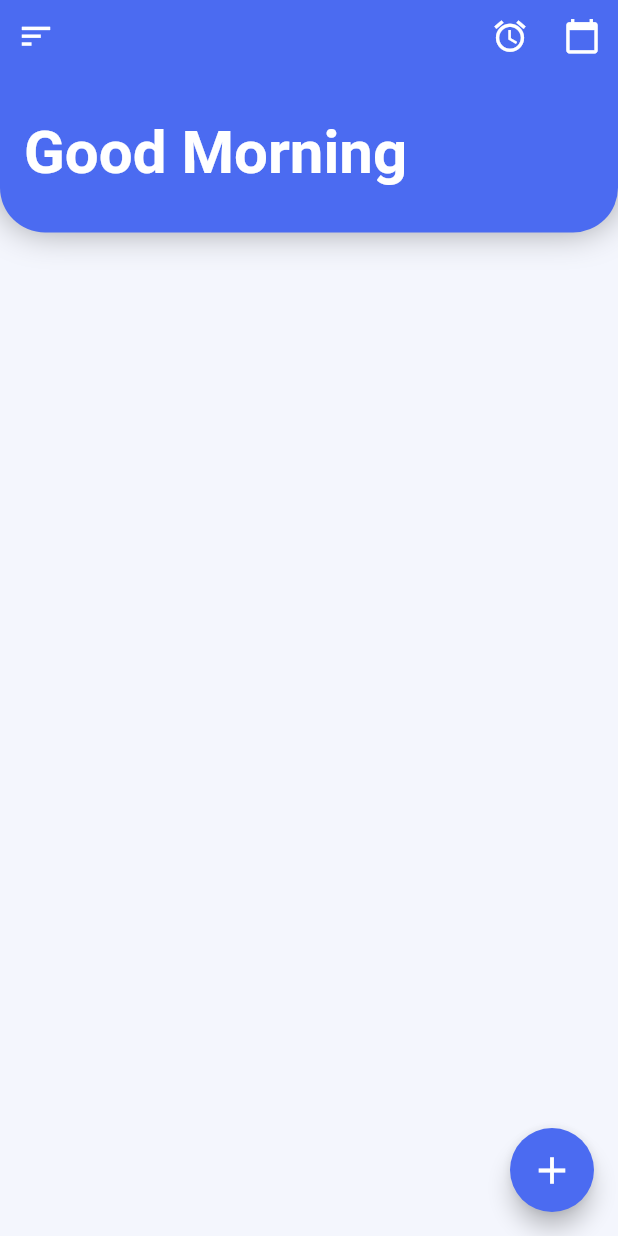
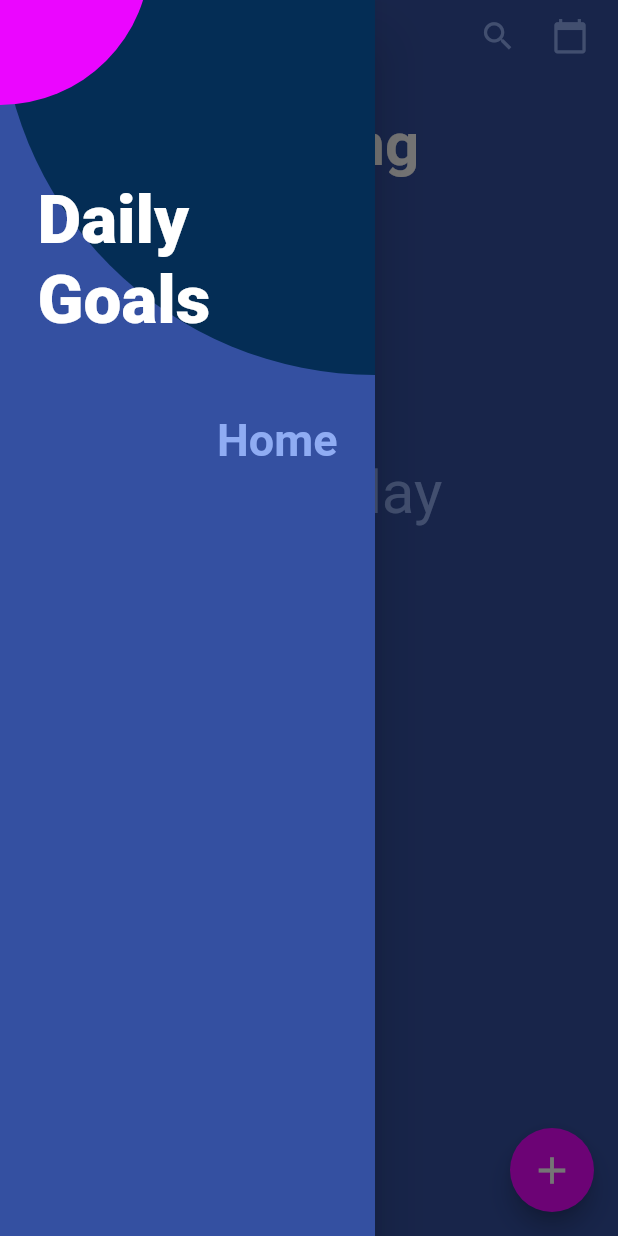
Before and after one commit to JordiiVidal/daily-goals-flutter, a Flutter app: the screen it shows after launch, with the side drawer open (before the commit the screen has no drawer), on a phone screen of 412 x 824 dp. Run offline on Flutter 3.47's test engine with Material 2 defaults, Android fonts, the phone set to English and light mode, and no system bars; our stand-ins replace chips_choice, flutter_slidable, google_fonts, sqflite, table_calendar; accounts and stored records are empty.

Commit message:
search delegate & adding theme colors

```diff
--- a/lib/domain/models/goal_model.dart
+++ b/lib/domain/models/goal_model.dart
@@ -35,6 +35,10 @@ class GoalModel {
           },
         ),
       );
+  factory GoalModel.fromTask(TaskModel task, String date) => GoalModel(
+        date: date,
+        idTask: task.id,
+      );
 
   Map<String, dynamic> toJson() => {
         "id": id,
--- a/lib/main.dart
+++ b/lib/main.dart
@@ -13,7 +13,6 @@ import 'domain/repositories/goal_repository.dart';
 import 'domain/repositories/task_respository.dart';
 
 import 'presentation/providers/goal_providert.dart';
-import 'presentation/screens/task_list_screen.dart';
 
 void main() async {
   runApp(MyApp());
@@ -45,11 +44,10 @@ class MyApp extends StatelessWidget {
       child: MaterialApp(
         debugShowCheckedModeBanner: false,
         title: 'Daily Goals',
-        theme: lightTheme,
+        theme: darkTheme,
         initialRoute: AppRoutes.home,
         routes: {
           AppRoutes.home: (_) => HomeScreen(),
-          AppRoutes.tasks: (_) => TaskListScreen(),
           AppRoutes.createTask: (_) => CreateTaskScreen(),
         },
       ),
--- a/lib/presentation/providers/goal_providert.dart
+++ b/lib/presentation/providers/goal_providert.dart
@@ -12,13 +12,12 @@ class GoalProvider extends ChangeNotifier {
   String _selectedDate = DateFormat("yyyy-MM-dd").format(DateTime.now());
   bool _isLoading = true;
 
-  ///TODO VALUE NOTIFIER
-
   List<GoalModel> get goalsDate => _goalsDate;
   DateTime get selectedDate => DateTime.parse(_selectedDate);
   String get selectedDateString => _selectedDate;
   String get selectedDateText =>
       DateFormat.yMMMMd().format(DateTime.parse(_selectedDate));
+
   bool get isLoading => _isLoading;
 
   Future<void> changeSelectedDate(DateTime selected) async {
--- a/lib/presentation/providers/task_provider.dart
+++ b/lib/presentation/providers/task_provider.dart
@@ -20,7 +20,7 @@ class TaskProvider extends ChangeNotifier {
     notifyListeners();
   }
 
-  void createTask(TaskModel task) async {
+  Future<void> createTask(TaskModel task) async {
     _isLoading = true;
     await taskRepositoryInterface.createTask(task);
     await loadTasks();
--- a/lib/presentation/screens/create_task_screen.dart
+++ b/lib/presentation/screens/create_task_screen.dart
@@ -7,10 +7,7 @@ class CreateTaskScreen extends StatelessWidget {
   Widget build(BuildContext context) {
     return Scaffold(
       body: SafeArea(
-        child: Padding(
-          padding: const EdgeInsets.all(16.0),
-          child: FormCreateTask(),
-        ),
+        child: FormCreateTask(),
       ),
     );
   }
--- a/lib/presentation/screens/home_screen.dart
+++ b/lib/presentation/screens/home_screen.dart
@@ -1,43 +1,106 @@
+import 'package:daily_goals/presentation/theme.dart';
+import 'package:daily_goals/presentation/widgets/custom_drawer.dart';
 import 'package:flutter/material.dart';
 import 'package:provider/provider.dart';
 
 import 'package:daily_goals/presentation/providers/goal_providert.dart';
 import 'package:daily_goals/presentation/routes/app_routes.dart';
-import 'package:daily_goals/presentation/widgets/bottom_sheet_calendar.dart';
-import 'package:daily_goals/presentation/widgets/home_app_bar.dart';
+import 'package:daily_goals/presentation/widgets/app_bar_home.dart';
 import 'package:daily_goals/presentation/widgets/goal_item_list.dart';
 
 class HomeScreen extends StatelessWidget {
+  const HomeScreen();
+
+  String timeOfDay() {
+    var timeNow = DateTime.now().hour;
+    if (timeNow <= 12) {
+      return 'Good Morning';
+    } else if ((timeNow > 12) && (timeNow <= 16)) {
+      return 'Good Afternoon';
+    } else if ((timeNow > 16) && (timeNow < 20)) {
+      return 'Good Evening';
+    } else {
+      return 'Good Night';
+    }
+  }
+
   @override
   Widget build(BuildContext context) {
     final goalProvider = context.watch<GoalProvider>();
     return Scaffold(
-      backgroundColor: Color(0xffF4F6FD),
-      body: Column(
+      drawer: CustomDrawer(),
+      body: Padding(
+        padding: const EdgeInsets.symmetric(horizontal: 8.0),
+        child: Column(
           crossAxisAlignment: CrossAxisAlignment.start,
           mainAxisAlignment: MainAxisAlignment.start,
           children: [
+            AppBarHome(),
             Container(
-            child: HomeAppBar(),
+              padding: EdgeInsets.symmetric(
+                vertical: 25,
+                horizontal: 16,
+              ),
+              child: Column(
+                crossAxisAlignment: CrossAxisAlignment.start,
+                children: [
+                  Text(
+                    timeOfDay(),
+                    textAlign: TextAlign.start,
+                    style: TextStyle(
+                        fontSize: 40,
+                        fontWeight: FontWeight.bold,
+                        color: AppColors.primaryTextColor),
+                  ),
+                  Text(
+                    goalProvider.selectedDateText,
+                    style: TextStyle(color: AppColors.secondaryTextColor),
+                  ),
+                ],
+              ),
             ),
             Expanded(
-            child: ListView.builder(
+              child: Padding(
+                padding: const EdgeInsets.symmetric(horizontal: 10.0),
+                child: (goalProvider.goalsDate.isNotEmpty)
+                    ? ListView.builder(
+                        padding: const EdgeInsets.only(top: 8),
                         physics: BouncingScrollPhysics(),
                         itemCount: goalProvider.goalsDate.length,
                         itemBuilder: (_, i) {
                           return GoalItemList(
                             goal: goalProvider.goalsDate[i],
                             isFirst: i == 0 ? true : false,
-                    isLast:
-                        i == goalProvider.goalsDate.length - 1 ? true : false,
+                            isLast: i == goalProvider.goalsDate.length - 1
+                                ? true
+                                : false,
                           );
-                }),
+                        },
+                      )
+                    : Center(
+                        child: Column(
+                          children: [
+                            SizedBox(
+                              height: 50,
+                            ),
+                            Text(
+                              'Hey\nyou are\nfree today',
+                              style: TextStyle(
+                                color: AppColors.secondaryTextColor,
+                                fontSize: 40,
+                              ),
                             ),
                           ],
                         ),
+                      ),
+              ),
+            ),
+          ],
+        ),
+      ),
       floatingActionButton: FloatingActionButton(
         elevation: 6,
-        onPressed: () => Navigator.pushNamed(context, AppRoutes.tasks),
+        onPressed: () => Navigator.pushNamed(context, AppRoutes.createTask),
         child: const Icon(
           Icons.add,
           size: 30,
--- a/lib/presentation/theme.dart
+++ b/lib/presentation/theme.dart
@@ -2,21 +2,30 @@ import 'package:flutter/material.dart';
 import 'package:google_fonts/google_fonts.dart';
 
 class AppColors {
-  static final white = Color(0XFFffffff);
-  static final lightGrey = Color(0XFFfbfbfb);
-  static final black = Color(0XFF2a2a2a);
-  static final primaryColor = Color(0xff4b6bf1);
-  static final secondaryColor = Color(0xffdbe2f9);
+  static final primaryColor = Color(0XFF042d55);
+  static final secondaryColor = Color(0XFF3450a1);
+  static final accentColor = Color(0XFFeb06ff);
+  static final secondaryAccentColor = Color(0XFF2dff06);
+  static final primaryTextColor = Color(0XFFFFFFFF);
+  static final secondaryTextColor = Color(0XFF8facf3);
+  static final accentTextColor = Color(0XFFa33751);
 }
 
-final lightTheme = ThemeData(
+final darkTheme = ThemeData(
+  scaffoldBackgroundColor: AppColors.secondaryColor,
+  primaryColor: AppColors.primaryColor,
+  buttonColor: AppColors.primaryColor,
   textTheme: GoogleFonts.robotoTextTheme().apply(
-    bodyColor: AppColors.black,
+    bodyColor: AppColors.primaryTextColor,
   ),
+  backgroundColor: AppColors.secondaryColor,
   buttonTheme: ButtonThemeData(
-    buttonColor: AppColors.black,
+    buttonColor: AppColors.accentColor,
+  ),
+  iconTheme: IconThemeData(
+    color: AppColors.secondaryTextColor,
   ),
   floatingActionButtonTheme: FloatingActionButtonThemeData(
-    backgroundColor: AppColors.primaryColor,
+    backgroundColor: AppColors.accentColor,
   ),
 );
--- /dev/null
+++ b/lib/presentation/widgets/app_bar_home.dart
@@ -0,0 +1,74 @@
+import 'package:flutter/material.dart';
+
+import 'package:daily_goals/presentation/widgets/bottom_sheet_calendar.dart';
+import 'package:daily_goals/presentation/widgets/task_search_delegate.dart';
+
+class AppBarHome extends StatelessWidget {
+  const AppBarHome({Key key}) : super(key: key);
+
+  void _showModalBottomSheetCalendar(BuildContext context) {
+    showModalBottomSheet(
+      context: context,
+      elevation: 3,
+      shape: RoundedRectangleBorder(
+        borderRadius: BorderRadius.only(
+          topRight: Radius.circular(30),
+          topLeft: Radius.circular(30),
+        ),
+      ),
+      builder: (context) {
+        return BottomSheetCalendar();
+      },
+    );
+  }
+
+  @override
+  Widget build(BuildContext context) {
+    final double _statusBarHeight = MediaQuery.of(context).padding.top;
+    return Container(
+      padding: EdgeInsets.only(top: _statusBarHeight),
+      decoration: BoxDecoration(
+        borderRadius: BorderRadius.only(
+          bottomLeft: Radius.circular(30),
+          bottomRight: Radius.circular(30),
+        ),
+      ),
+      child: Row(
+        mainAxisAlignment: MainAxisAlignment.start,
+        children: [
+          IconButton(
+            icon: Icon(
+              Icons.sort,
+              size: 28,
+            ),
+            onPressed: () => Scaffold.of(context).openDrawer(),
+          ),
+          Expanded(
+            child: Row(
+              mainAxisAlignment: MainAxisAlignment.end,
+              children: [
+                IconButton(
+                  icon: Icon(
+                    Icons.search,
+                    size: 25,
+                  ),
+                  onPressed: () => showSearch(
+                    context: context,
+                    delegate: TaskSearchDelegate(),
+                  ),
+                ),
+                IconButton(
+                  icon: Icon(
+                    Icons.calendar_today,
+                    size: 25,
+                  ),
+                  onPressed: () => _showModalBottomSheetCalendar(context),
+                ),
+              ],
+            ),
+          )
+        ],
+      ),
+    );
+  }
+}
--- a/lib/presentation/widgets/back_button.dart
+++ b/lib/presentation/widgets/back_button.dart
@@ -6,8 +6,8 @@ class TopBackButton extends StatelessWidget {
   @override
   Widget build(BuildContext context) {
     return Positioned(
-      right: 0,
-      top: 0,
+      right:30,
+      top: 30,
       child: FloatingActionButton(
         mini: true,
         elevation: 3,
--- /dev/null
+++ b/lib/presentation/widgets/custom_drawer.dart
@@ -0,0 +1,93 @@
+import 'dart:math';
+
+import 'package:daily_goals/presentation/theme.dart';
+import 'package:flutter/material.dart';
+
+class CustomDrawer extends StatelessWidget {
+  const CustomDrawer({Key key}) : super(key: key);
+
+  @override
+  Widget build(BuildContext context) {
+    return SizedBox(
+      width: 250.0,
+      child: Drawer(
+        child: Container(
+          color: AppColors.secondaryColor,
+          child: Stack(
+            children: <Widget>[
+              _backgroundDrawer(),
+              Padding(
+                padding: const EdgeInsets.symmetric(
+                    vertical: 120.0, horizontal: 25.0),
+                child: Column(
+                  crossAxisAlignment: CrossAxisAlignment.end,
+                  children: <Widget>[
+                    Text(
+                      'Daily Goals',
+                      style: TextStyle(
+                        fontWeight: FontWeight.w800,
+                        fontSize: 45,
+                      ),
+                    ),
+                    SizedBox(
+                      height: 50.0,
+                    ),
+                    Text(
+                      'Home',
+                      style: TextStyle(
+                        fontWeight: FontWeight.w600,
+                        color: AppColors.secondaryTextColor,
+                        fontSize: 30,
+                      ),
+                    ),
+                    SizedBox(
+                      height: 20.0,
+                    ),
+                  ],
+                ),
+              ),
+            ],
+          ),
+        ),
+      ),
+    );
+  }
+
+  Widget _backgroundDrawer() {
+    return Stack(
+      children: <Widget>[
+        Positioned(
+          top: -100,
+          child: Container(
+            height: 350,
+            width: 250,
+            decoration: BoxDecoration(
+              color: AppColors.primaryColor,
+              borderRadius: BorderRadius.only(
+                bottomLeft: Radius.circular(250.0),
+              ),
+            ),
+          ),
+        ),
+        Positioned(
+          top: -80.0,
+          left: -50.0,
+          child: Transform.rotate(
+            angle: -pi / 2.0,
+            child: Container(
+              height: 100,
+              width: 200,
+              decoration: BoxDecoration(
+                color: AppColors.accentColor,
+                borderRadius: BorderRadius.only(
+                  bottomRight: Radius.circular(200.0),
+                  bottomLeft: Radius.circular(200.0),
+                ),
+              ),
+            ),
+          ),
+        ),
+      ],
+    );
+  }
+}
--- a/lib/presentation/widgets/home_app_bar.dart
+++ /dev/null
@@ -1,104 +0,0 @@
-import 'package:flutter/material.dart';
-
-import 'package:daily_goals/presentation/theme.dart';
-import 'package:daily_goals/presentation/widgets/bottom_sheet_calendar.dart';
-
-class HomeAppBar extends StatelessWidget {
-  const HomeAppBar({Key key}) : super(key: key);
-
-  void _showModalBottomSheetCalendar(BuildContext context) {
-    showModalBottomSheet(
-      context: context,
-      elevation: 3,
-      shape: RoundedRectangleBorder(
-        borderRadius: BorderRadius.only(
-          topRight: Radius.circular(30),
-          topLeft: Radius.circular(30),
-        ),
-      ),
-      builder: (context) {
-        return BottomSheetCalendar();
-      },
-    );
-  }
-
-  @override
-  Widget build(BuildContext context) {
-    final double _statusBarHeight = MediaQuery.of(context).padding.top;
-    return Container(
-      padding: EdgeInsets.only(top: _statusBarHeight),
-      decoration: BoxDecoration(
-        color: Color(0xff4b6bf1),
-        borderRadius: BorderRadius.only(
-          bottomLeft: Radius.circular(30),
-          bottomRight: Radius.circular(30),
-        ),
-        boxShadow: [
-          BoxShadow(
-            blurRadius: 20,
-            color: Colors.black38,
-            offset: Offset(0, -2),
-          )
-        ],
-      ),
-      child: Column(
-        crossAxisAlignment: CrossAxisAlignment.start,
-        children: [
-          Container(
-            child: Row(
-              mainAxisAlignment: MainAxisAlignment.start,
-              children: [
-                IconButton(
-                  icon: Icon(
-                    Icons.sort,
-                    color: AppColors.white,
-                    size: 25,
-                  ),
-                  onPressed: () => null,
-                ),
-                Expanded(
-                  child: Row(
-                    mainAxisAlignment: MainAxisAlignment.end,
-                    children: [
-                      IconButton(
-                        icon: Icon(
-                          Icons.alarm,
-                          color: AppColors.white,
-                          size: 25,
-                        ),
-                        onPressed: () => null,
-                      ),
-                      IconButton(
-                        icon: Icon(
-                          Icons.calendar_today,
-                          color: AppColors.white,
-                          size: 25,
-                        ),
-                        onPressed: () => _showModalBottomSheetCalendar(context),
-                      ),
-                    ],
-                  ),
-                )
-              ],
-            ),
-          ),
-          Container(
-            padding: EdgeInsets.symmetric(
-              vertical: 30,
-              horizontal: 16,
-            ),
-            child: Text(
-              'Good Morning',
-              textAlign: TextAlign.start,
-              style: TextStyle(
-                fontSize: 40,
-                fontWeight: FontWeight.bold,
-                color: AppColors.white,
-              ),
-            ),
-          )
-        ],
-      ),
-    );
-  }
-}
--- /dev/null
+++ b/lib/presentation/widgets/task_search_delegate.dart
@@ -0,0 +1,41 @@
+import 'package:flutter/material.dart';
+import 'package:provider/provider.dart';
+
+import 'package:daily_goals/domain/models/task_model.dart';
+import 'package:daily_goals/presentation/providers/task_provider.dart';
+import 'package:daily_goals/presentation/widgets/task_item_list.dart';
+
+class TaskSearchDelegate extends SearchDelegate<TaskModel> {
+  @override
+  List<Widget> buildActions(BuildContext context) => [
+        Center(
+          child: IconButton(
+            icon: Icon(Icons.close),
+            onPressed: null,
+          ),
+        )
+      ];
+
+  @override
+  Widget buildLeading(BuildContext context) => Center(
+        child: IconButton(
+          icon: Icon(Icons.chevron_left),
+          onPressed: () => this.close(context, null),
+        ),
+      );
+
+  @override
+  Widget buildResults(BuildContext context) => Text('Build Results');
+
+  @override
+  Widget buildSuggestions(BuildContext context) {
+    final taskProvider = context.watch<TaskProvider>();
+    return ListView.builder(
+      itemCount: taskProvider.tasksList.length,
+      itemBuilder: (_, i) => TaskItemList(
+        task: taskProvider.tasksList[i],
+        onDismiss: taskProvider.deleteById,
+      ),
+    );
+  }
+}
--- a/pubspec.yaml
+++ b/pubspec.yaml
@@ -40,6 +40,7 @@ dependencies:
   flutter_slidable: ^0.5.7
   table_calendar: ^2.3.3
   chips_choice: ^2.0.1
+
 
 
 
```
Also changed, not shown: lib/presentation/screens/task_list_screen.dart (deleted, +0 -39 lines), lib/presentation/widgets/bottom_sheet_calendar.dart (+22 -9 lines), lib/presentation/widgets/calendar_picker.dart (added, +41 -0 lines), lib/presentation/widgets/form_activity.dart (+19 -7 lines), lib/presentation/widgets/goal_item_list.dart (+24 -7 lines). Lines whose indentation alone changed are shown as unchanged.
